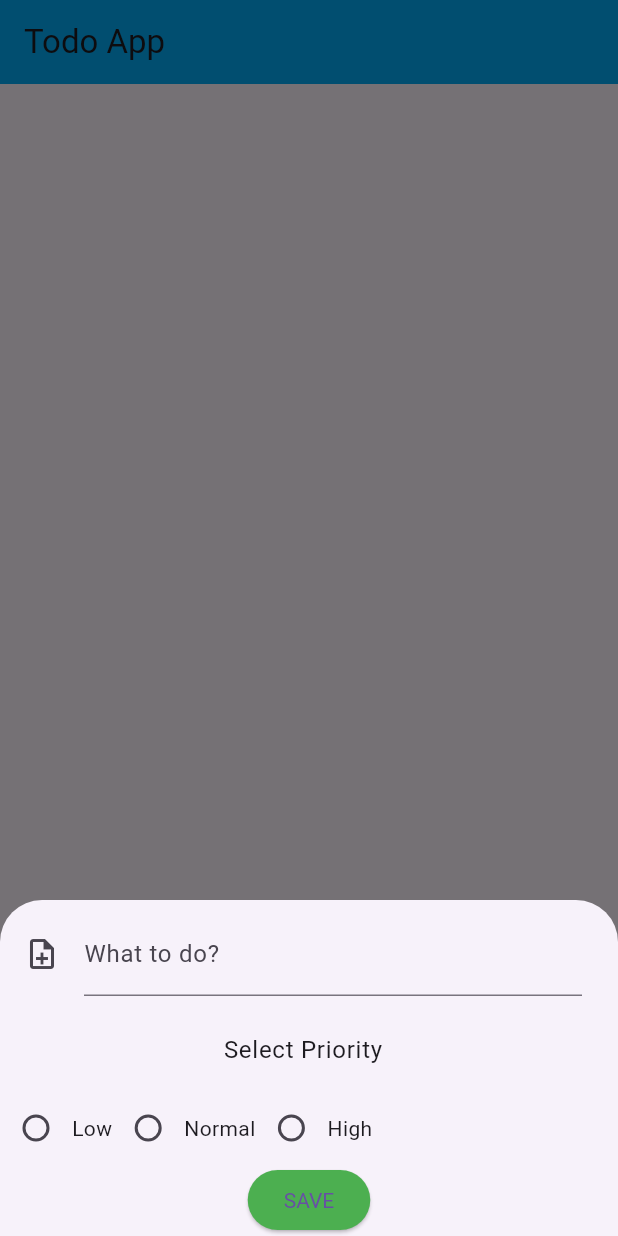
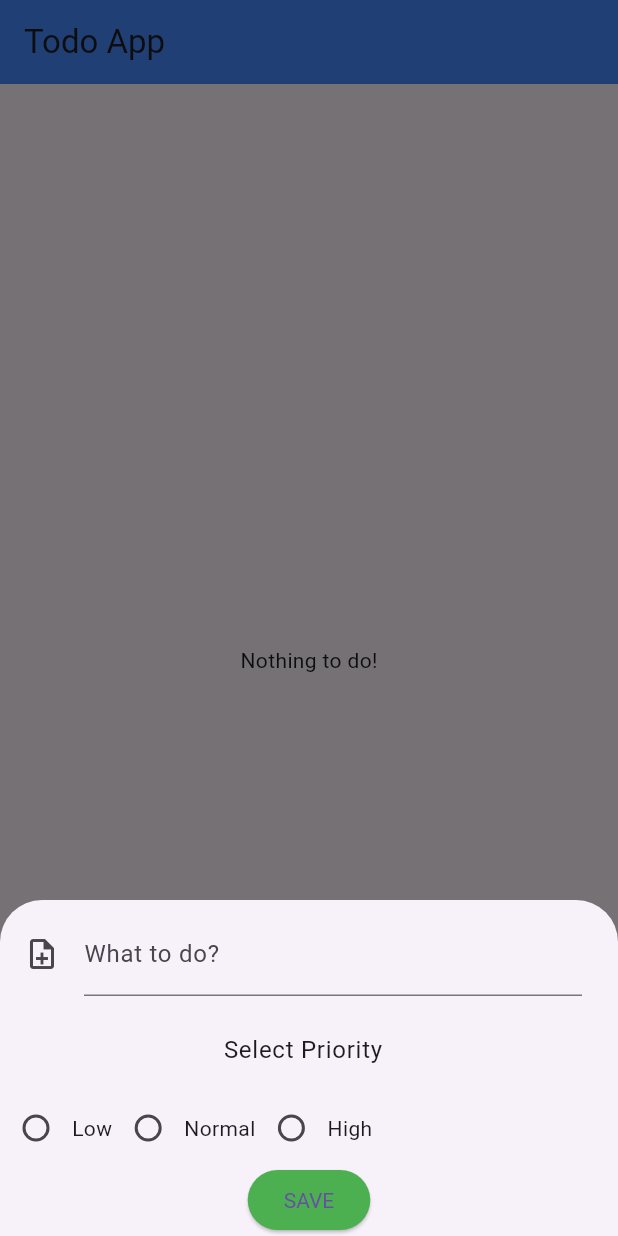
Before and after one commit to Nusrat-Jahan-Nira/todo_app, a Flutter app: the screen it shows after launch, after a tap on the "add" icon, on a phone screen of 412 x 824 dp. Run offline on Flutter 3.47's test engine with Material 3 defaults, Android fonts, the phone set to English and light mode, and no system bars.

Commit message:
item_todo page

```diff
--- a/lib/home_page.dart
+++ /dev/null
@@ -1,102 +0,0 @@
-
-import 'package:flutter/material.dart';
-import 'package:todo_app/enum_value.dart';
-
-class HomePage extends StatefulWidget {
-  const HomePage({super.key});
-
-  @override
-  State<HomePage> createState() => _HomePageState();
-}
-
-class _HomePageState extends State<HomePage> {
-
-
-
-  @override
-  Widget build(BuildContext context) {
-    return Scaffold(
-
-      floatingActionButton: FloatingActionButton(
-        onPressed: () {
-          _settingModalBottomSheet(context);
-        },
-        child: const Icon(Icons.add),
-      ),
-      appBar: AppBar(
-        title: const Text('Todo App'),),
-      body: const Center(),
-    );
-  }
-}
-  void _settingModalBottomSheet(context){
-    final textController = TextEditingController();
-
-    showModalBottomSheet(
-        context: context,
-        builder: (BuildContext bc){
-          return Container(
-            child:  Wrap(
-              children: <Widget>[
-                 ListTile(
-                    leading:  const Icon(Icons.note_add_outlined),
-                    title:  TextField(
-                      controller: textController,
-                      decoration:  const InputDecoration(
-                          label: Text('What to do?'),
-                      ),
-                    ),
-                    onTap: () => {}
-                ),
-                 ListTile(
-                  title:  const Center(child: Text('Select Priority')),
-                  onTap: () => {},
-                ),
-
-                Row(
-                  children: [
-                    Radio<TodoPriority>(
-                        value: TodoPriority.Low,
-                        groupValue: null,
-                        onChanged: (value) {
-
-                        }),
-                    const Text('Low'),
-                    Radio<TodoPriority>(
-                        value: TodoPriority.Normal,
-                        groupValue: null,
-                        onChanged: (value) {
-
-                        }),
-                    const Text('Normal'),
-                    Radio<TodoPriority>(
-                        value: TodoPriority.High,
-                        groupValue: null,
-                        onChanged: (value) {
-
-                        }),
-                    const Text('High'),
-                  ],
-                ),
-
-                Center(
-                  child: ElevatedButton(
-                      style: ElevatedButton.styleFrom(
-                        backgroundColor: Colors.green,
-                        textStyle: const TextStyle(
-                          color: Colors.white
-                        )
-                      ),
-                      onPressed: () {
-
-                  },
-                      child: const Text('SAVE')),
-                )
-
-              ],
-            ),
-          );
-        }
-    );
-
-}
--- a/lib/main.dart
+++ b/lib/main.dart
@@ -1,5 +1,5 @@
 import 'package:flutter/material.dart';
-import 'package:todo_app/home_page.dart';
+import 'package:todo_app/todo_page.dart';
 
 void main() {
   runApp(const MyApp());
@@ -15,13 +15,11 @@ class MyApp extends StatelessWidget {
       debugShowCheckedModeBanner: false,
       theme: ThemeData(
         appBarTheme: const AppBarTheme(
-          color: Colors.lightBlue
+          color: Colors.blueAccent,
         ),
-
-
       ),
 
-      home: const HomePage(),
+      home: const TodoPage(),
     );
   }
 }
--- /dev/null
+++ b/lib/todo_page.dart
@@ -0,0 +1,116 @@
+
+import 'package:flutter/material.dart';
+import 'package:todo_app/enum_value.dart';
+import 'package:todo_app/my_todo.dart';
+import 'package:todo_app/todo_item.dart';
+
+class TodoPage extends StatefulWidget {
+  const TodoPage({super.key});
+
+  @override
+  State<TodoPage> createState() => _TodoPageState();
+}
+
+class _TodoPageState extends State<TodoPage> {
+
+
+
+  @override
+  Widget build(BuildContext context) {
+    return Scaffold(
+      floatingActionButtonLocation: FloatingActionButtonLocation.centerFloat,
+      floatingActionButton: FloatingActionButton(
+        onPressed: () {
+          _settingModalBottomSheet(context);
+        },
+        child: const Icon(Icons.add),
+      ),
+      appBar: AppBar(
+        title: const Text('Todo App'),),
+      body:MyTodo.todos.isEmpty?
+      const Center(child: Text('Nothing to do!'),):
+      ListView.builder(
+        itemCount: MyTodo.todos.length,
+          itemBuilder: (context,index){
+            final todos = MyTodo.todos[index];
+            return TodoItem(todo: todos, onChanged: (value){
+
+              setState(() {
+                MyTodo.todos[index].completed = value;
+              });
+
+            });
+          }
+      ),
+    );
+  }
+}
+  void _settingModalBottomSheet(context){
+    final textController = TextEditingController();
+
+    showModalBottomSheet(
+        context: context,
+        builder: (BuildContext bc){
+          return Wrap(
+            children: <Widget>[
+               ListTile(
+                  leading:  const Icon(Icons.note_add_outlined),
+                  title:  TextField(
+                    controller: textController,
+                    decoration:  const InputDecoration(
+                        label: Text('What to do?'),
+                    ),
+                  ),
+                  onTap: () => {}
+              ),
+               ListTile(
+                title:  const Center(child: Text('Select Priority')),
+                onTap: () => {},
+              ),
+
+              Row(
+                children: [
+                  Radio<TodoPriority>(
+                      value: TodoPriority.Low,
+                      groupValue: null,
+                      onChanged: (value) {
+
+                      }),
+                  const Text('Low'),
+                  Radio<TodoPriority>(
+                      value: TodoPriority.Normal,
+                      groupValue: null,
+                      onChanged: (value) {
+
+                      }),
+                  const Text('Normal'),
+                  Radio<TodoPriority>(
+                      value: TodoPriority.High,
+                      groupValue: null,
+                      onChanged: (value) {
+
+                      }),
+                  const Text('High'),
+                ],
+              ),
+
+              Center(
+                child: ElevatedButton(
+                    style: ElevatedButton.styleFrom(
+                      backgroundColor: Colors.green,
+                      textStyle: const TextStyle(
+                        color: Colors.white
+                      )
+                    ),
+                    onPressed: () {
+
+                },
+                    child: const Text('SAVE')),
+              )
+
+            ],
+          );
+        }
+    );
+
+}
```
Also changed, not shown: lib/todo_item.dart (added, +25 -0 lines).
